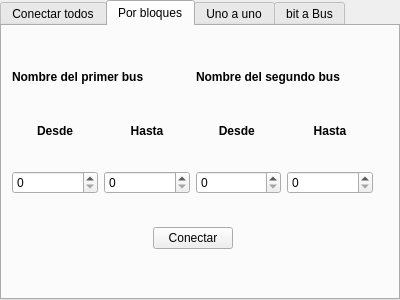
Old version of the form GUI/busconnection.ui in the repository quique7991/QtVerilog.
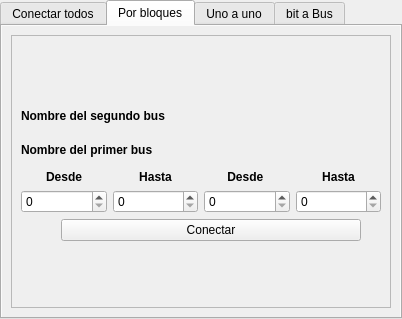
New version of the form. The open tabs and pages were chosen to show the change.

The edit to the form file:
```diff
--- a/GUI/busconnection.ui
+++ b/GUI/busconnection.ui
@@ -6,8 +6,8 @@
    <rect>
     <x>0</x>
     <y>0</y>
-    <width>400</width>
-    <height>300</height>
+    <width>402</width>
+    <height>319</height>
    </rect>
   </property>
   <property name="windowTitle">
@@ -92,37 +92,45 @@
    </widget>
   </widget>
   <widget class="QWidget" name="porBloques">
+   <property name="sizePolicy">
+    <sizepolicy hsizetype="Maximum" vsizetype="Maximum">
+     <horstretch>0</horstretch>
+     <verstretch>0</verstretch>
+    </sizepolicy>
+   </property>
+   <property name="autoFillBackground">
+    <bool>true</bool>
+   </property>
    <attribute name="title">
     <string>Por bloques</string>
    </attribute>
-   <widget class="QWidget" name="verticalLayoutWidget_2">
+   <layout class="QVBoxLayout" name="verticalLayout_8">
+    <item>
+     <widget class="QScrollArea" name="scrollArea">
+      <property name="widgetResizable">
+       <bool>true</bool>
+      </property>
+      <widget class="QWidget" name="scrollAreaWidgetContents">
     <property name="geometry">
      <rect>
-      <x>10</x>
-      <y>10</y>
-      <width>361</width>
-      <height>241</height>
-     </rect>
-    </property>
+         <x>0</x>
+         <y>0</y>
+         <width>378</width>
+         <height>266</height>
+        </rect>
+       </property>
+       <layout class="QVBoxLayout" name="verticalLayout_10">
+        <item>
+         <layout class="QHBoxLayout" name="horizontalLayout_5">
+          <item>
     <layout class="QVBoxLayout" name="verticalLayout_2">
+            <property name="sizeConstraint">
+             <enum>QLayout::SetMinimumSize</enum>
+            </property>
      <item>
-      <layout class="QHBoxLayout" name="horizontalLayout_4">
+             <layout class="QVBoxLayout" name="verticalLayout_4">
        <item>
-        <widget class="QLabel" name="label_6">
-         <property name="sizePolicy">
-          <sizepolicy hsizetype="Preferred" vsizetype="Fixed">
-           <horstretch>0</horstretch>
-           <verstretch>0</verstretch>
-          </sizepolicy>
-         </property>
-         <property name="text">
-          <string>&lt;html&gt;&lt;head/&gt;&lt;body&gt;&lt;p&gt;&lt;span style=&quot; font-weight:600;&quot;&gt;Nombre del primer bus&lt;/span&gt;&lt;/p&gt;&lt;/body&gt;&lt;/html&gt;</string>
-         </property>
-         <property name="wordWrap">
-          <bool>true</bool>
-         </property>
-        </widget>
-       </item>
+               <layout class="QVBoxLayout" name="verticalLayout_9">
        <item>
         <widget class="QLabel" name="label_5">
          <property name="sizePolicy">
@@ -139,6 +147,22 @@
          </property>
         </widget>
        </item>
+                <item>
+                 <widget class="QLabel" name="label_6">
+                  <property name="sizePolicy">
+                   <sizepolicy hsizetype="Preferred" vsizetype="Fixed">
+                    <horstretch>0</horstretch>
+                    <verstretch>0</verstretch>
+                   </sizepolicy>
+                  </property>
+                  <property name="text">
+                   <string>&lt;html&gt;&lt;head/&gt;&lt;body&gt;&lt;p&gt;&lt;span style=&quot; font-weight:600;&quot;&gt;Nombre del primer bus&lt;/span&gt;&lt;/p&gt;&lt;/body&gt;&lt;/html&gt;</string>
+                  </property>
+                  <property name="wordWrap">
+                   <bool>true</bool>
+                  </property>
+                 </widget>
+                </item>
       </layout>
      </item>
      <item>
@@ -213,13 +237,21 @@
        </item>
       </layout>
      </item>
+             </layout>
+            </item>
      <item>
       <layout class="QHBoxLayout" name="horizontalLayout_12">
+              <property name="sizeConstraint">
+               <enum>QLayout::SetMinimumSize</enum>
+              </property>
        <item>
         <spacer name="horizontalSpacer_7">
          <property name="orientation">
           <enum>Qt::Horizontal</enum>
          </property>
+                <property name="sizeType">
+                 <enum>QSizePolicy::Minimum</enum>
+                </property>
          <property name="sizeHint" stdset="0">
           <size>
            <width>40</width>
@@ -240,9 +272,12 @@
          <property name="orientation">
           <enum>Qt::Horizontal</enum>
          </property>
+                <property name="sizeType">
+                 <enum>QSizePolicy::Minimum</enum>
+                </property>
          <property name="sizeHint" stdset="0">
           <size>
-           <width>40</width>
+                  <width>20</width>
            <height>20</height>
           </size>
          </property>
@@ -251,7 +286,14 @@
       </layout>
      </item>
     </layout>
-   </widget>
+          </item>
+         </layout>
+        </item>
+       </layout>
+      </widget>
+     </widget>
+    </item>
+   </layout>
   </widget>
   <widget class="QWidget" name="oneByOne">
    <attribute name="title">
```
Left out of the diff: 69 changed lines with no effect on the pictures. Lines whose indentation alone changed are shown as unchanged.
